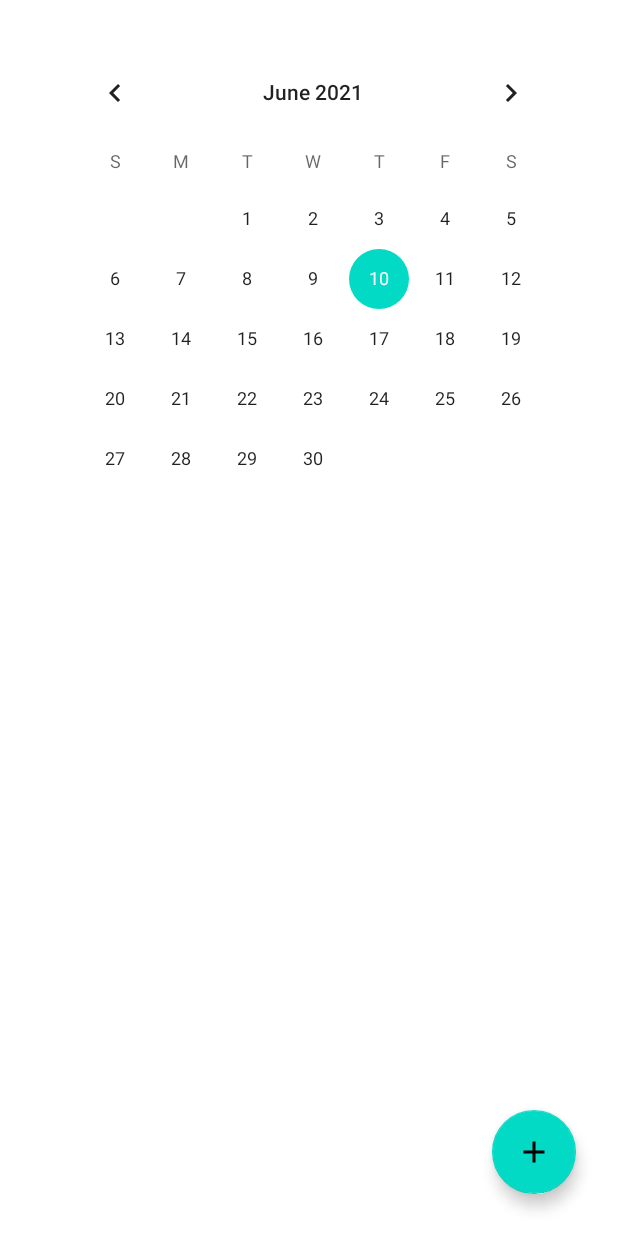
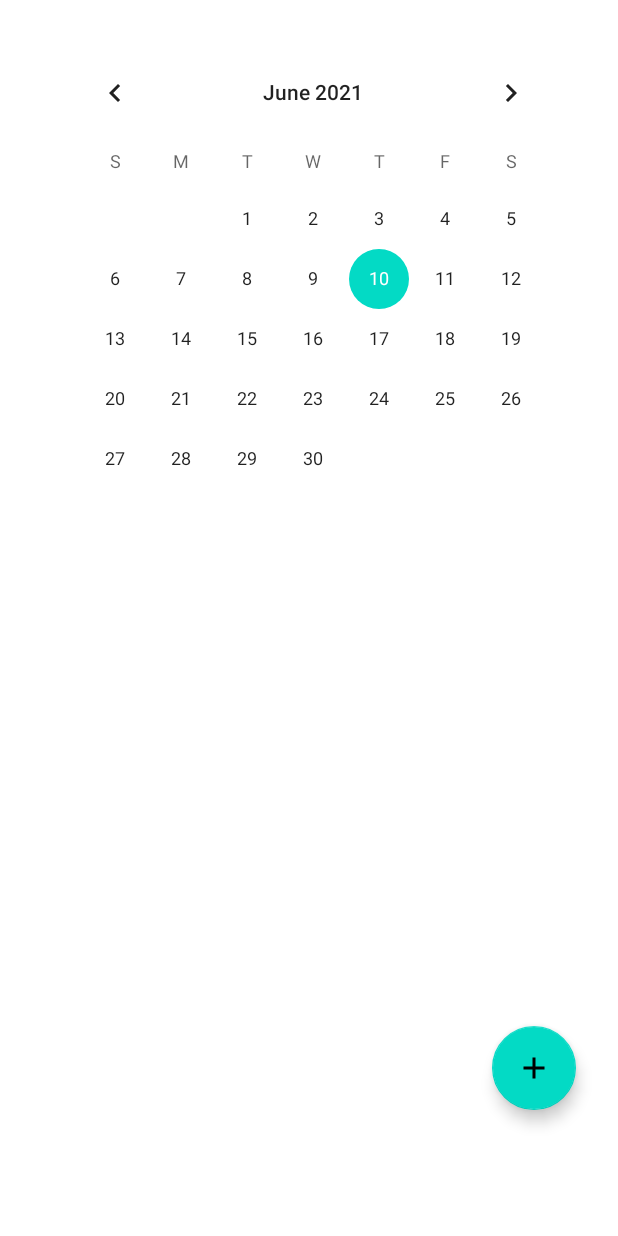
Before and after one commit to DAEHYEONJO/MobileProgramming, an Android app: the layout fragment_calendar.xml on its own in the app's theme, with its tools: preview values and no code run, on a phone screen of 412 x 824 dp. Run offline under Robolectric (Android 15) with nearby library versions, the phone set to English and light mode, and no system bars.

Commit message:
migrate activity to fragment calendar

```diff
--- a/app/src/main/res/layout/activity_calendar.xml
+++ b/app/src/main/res/layout/fragment_calendar.xml
@@ -3,15 +3,14 @@
     xmlns:app="http://schemas.android.com/apk/res-auto"
     xmlns:tools="http://schemas.android.com/tools"
     android:layout_width="match_parent"
-    android:layout_height="match_parent"
-    tools:context=".CalendarActivity">
+    android:layout_height="match_parent">
 
     <com.google.android.material.floatingactionbutton.FloatingActionButton
         android:id="@+id/floatingActionButton"
         android:layout_width="wrap_content"
         android:layout_height="wrap_content"
         android:layout_marginEnd="28dp"
-        android:layout_marginBottom="28dp"
+        android:layout_marginBottom="84dp"
         android:clickable="true"
         android:elevation="12dp"
         app:layout_constraintBottom_toBottomOf="parent"
```
Also changed, not shown: app/src/main/java/com/example/teamproject/CalendarActivity.kt (deleted, +0 -32 lines), app/src/main/java/com/example/teamproject/calendar/AddRoutineActivity.kt (renamed from app/src/main/java/com/example/teamproject/AddRoutineActivity.kt, +5 -2 lines), app/src/main/java/com/example/teamproject/calendar/CalendarFragment.kt (added, +37 -0 lines).
